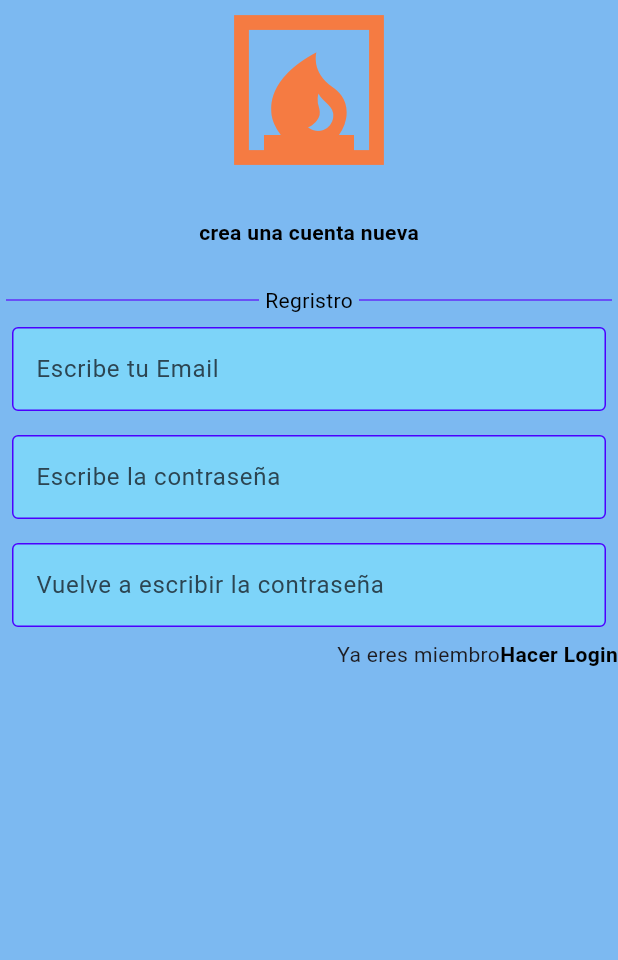
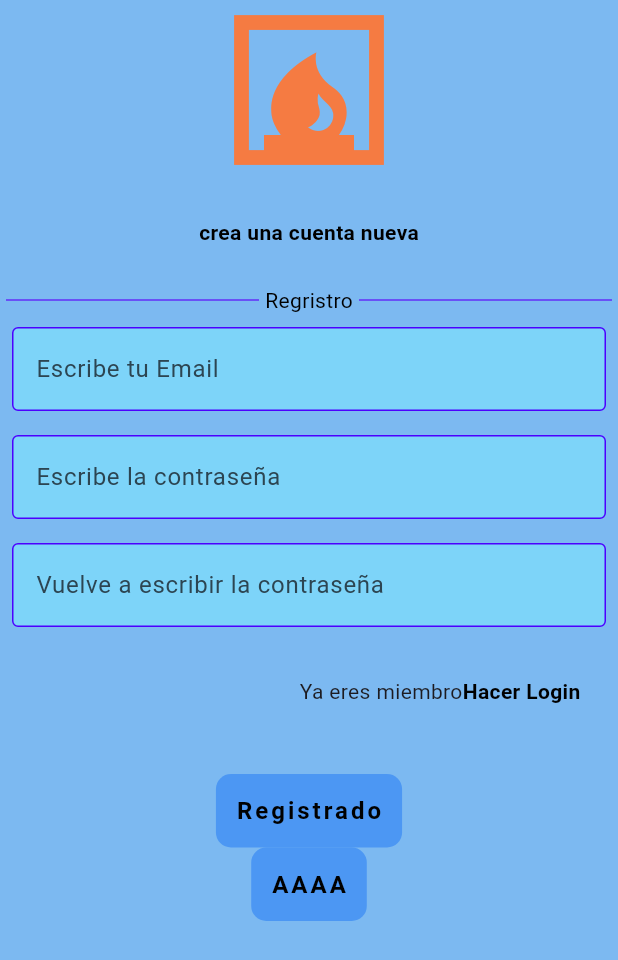
Before and after one commit to davidh-7/firebase, a Flutter app: the screen it shows after launch, on a phone screen of 412 x 824 dp. Shown: the top 960 px of the screen. Run offline on Flutter 3.47's test engine with Material 3 defaults, Android fonts, the phone set to English and light mode, and no system bars.

Commit message:
Boton Regristro
se a hecho el boton para el registro,
se a modificado pagian registro,

```diff
--- /dev/null
+++ b/lib/componentes/Btn_auten.dart
@@ -0,0 +1,33 @@
+import 'package:flutter/material.dart';
+
+class BtnAuten extends StatelessWidget {
+
+  final String Txt;
+  final Function() onTap;
+  const BtnAuten({super.key, required this.Txt, required this.onTap});
+
+  @override
+  Widget build(BuildContext context) {
+    return GestureDetector(
+      onTap: onTap,
+      child: Container(
+        decoration: BoxDecoration(
+          borderRadius: BorderRadius.circular(10),
+          color: const Color.fromARGB(175, 54, 136, 244),
+        ),
+        child: Padding(
+          padding: const EdgeInsets.all(13),
+          child: Text(
+            Txt,
+            style: TextStyle(
+              color: Colors.black,
+              fontWeight: FontWeight.bold,
+              fontSize: 16,
+              letterSpacing: 2,
+            ),
+          ),
+        ),
+      ),
+    );
+  }
+}
--- a/lib/paginas/pagRegristro.dart
+++ b/lib/paginas/pagRegristro.dart
@@ -1,8 +1,11 @@
+import 'package:firebase/componentes/Btn_auten.dart';
 import 'package:firebase/componentes/TxtFld_auten.dart';
 import 'package:flutter/material.dart';
 
 class paginaregristro extends StatelessWidget {
   const paginaregristro({super.key});
+
+  void HacerRegis() {}
 
   @override
   Widget build(BuildContext context) {
@@ -87,7 +90,9 @@ class paginaregristro extends StatelessWidget {
                     obscureTxt: true),
 
                 //no eta regristrado
-                Row(
+                Padding(
+                  padding: const EdgeInsets.all(25),
+                  child: Row(
                     mainAxisAlignment: MainAxisAlignment.end,
                     children: [
                       Text("Ya eres miembro"),
@@ -95,7 +100,8 @@ class paginaregristro extends StatelessWidget {
                         height: 10,
                       ),
                       GestureDetector(
-                      child: Text("Hacer Login",
+                        child: Text(
+                          "Hacer Login",
                           style: TextStyle(
                             fontWeight: FontWeight.bold,
                             color: Colors.black,
@@ -104,6 +110,25 @@ class paginaregristro extends StatelessWidget {
                       ),
                     ],
                   ),
+                ),
+
+                SizedBox(
+                  height: 20,
+                ),
+
+                //Boton regristro
+                BtnAuten(
+                  Txt: 'Registrado',
+                  onTap: HacerRegis,
+                ),
+
+                  //Boton
+                BtnAuten(
+                  Txt: 'AAAA',
+                  onTap: (){
+
+                  },
+                )
               ],
             ),
           ),
```
Lines whose indentation alone changed are shown as unchanged.
